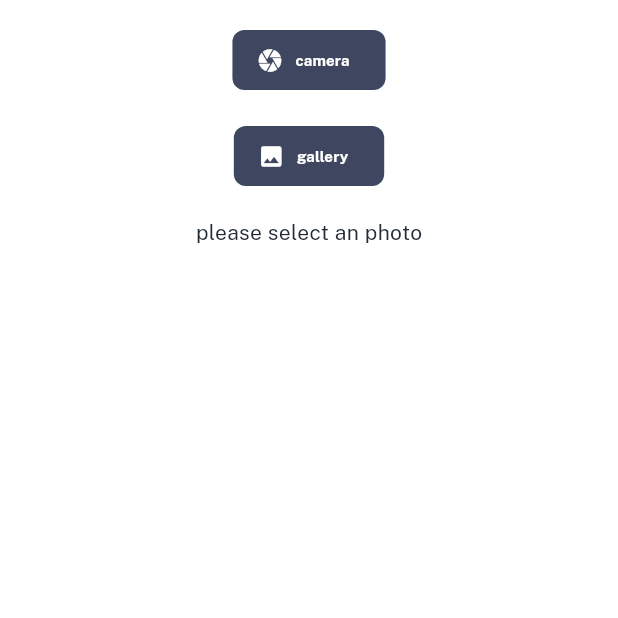
After one commit to abdolmaleki/matin-train, a Flutter app: the PermissionsPage screen opened by its route, after a tap on "camera", on a phone screen of 412 x 824 dp, the top half of it. The commit adds this screen. Run offline on Flutter 3.47's test engine with Material 3 defaults, Android fonts, the phone set to English and light mode, and no system bars; our stand-ins replace auto_route, cached_network_image, dio, equatable, faker, file_picker and 12 more; accounts and stored records are empty; generated files the repository leaves out were written again; network calls fail; project files that could hold a hidden picture were left out.

Commit message:
feat:Implement camera page

```diff
--- a/lib/core/utils/routes/router.dart
+++ b/lib/core/utils/routes/router.dart
@@ -16,5 +16,6 @@ class AppRouter extends $AppRouter {
     AutoRoute(page: LoginRoute.page),
     AutoRoute(page: OtpRoute.page),
     AutoRoute(page: TermsPrivacyRoute.page),
+    AutoRoute(page: PermissionsRoute.page),
   ];
 }
--- /dev/null
+++ b/lib/features/feature_permissions/presentation/pages/permissions_page.dart
@@ -0,0 +1,115 @@
+import 'dart:io';
+
+import 'package:auto_route/annotations.dart';
+import 'package:flutter/material.dart';
+import 'package:image_picker/image_picker.dart';
+import 'package:permission_handler/permission_handler.dart';
+
+@RoutePage()
+class PermissionsPage extends StatefulWidget {
+  const PermissionsPage({super.key});
+
+  @override
+  State<PermissionsPage> createState() => _PermissionsPageState();
+}
+
+class _PermissionsPageState extends State<PermissionsPage> {
+  File? _file;
+  @override
+  Widget build(BuildContext context) {
+    return Scaffold(
+      body: SafeArea(
+        child: Center(
+          child: Column( children: [
+            const SizedBox(height: 16,),
+            ElevatedButton.icon(
+              onPressed: () async {
+                _cameraPermission(context);
+              },
+              icon: const Icon(Icons.camera),
+              label: const Text('camera'),
+            ),
+            const SizedBox(height: 16,),
+            ElevatedButton.icon(
+              onPressed: () {
+                _galleryPermission(context);
+              },
+              icon: const Icon(Icons.image),
+              label: const Text('gallery'),
+            ),
+            const SizedBox(height: 16,),
+
+            Expanded(child: _file!=null?Image.file(_file!):Text('please select an photo'))
+          ]),
+        ),
+      ),
+    );
+  }
+
+  void _cameraPermission(BuildContext context) async {
+    final messenger = ScaffoldMessenger.of(context);
+    PermissionStatus camera = await Permission.camera.request();
+    if (camera == PermissionStatus.granted) {
+      print('gradient');
+      _pickFileFromCamera();
+    }
+    if (camera == PermissionStatus.denied) {
+      print('denied');
+      messenger.showSnackBar(SnackBar(
+        content: const Text('can not access to camera  '),
+        action: SnackBarAction(label: 'open setting', onPressed: () {
+          openAppSettings();
+        }),
+      ));
+    }if(camera == PermissionStatus.limited){
+      print('limited');
+    }if(camera == PermissionStatus.restricted){
+      print('restricted');
+      messenger.showSnackBar(SnackBar(
+        content: const Text('allow us to use camera'),
+        action: SnackBarAction(label: 'open setting', onPressed: () {
+          openAppSettings();
+        }),
+      ));
+    }}
+  void _galleryPermission(BuildContext context) async {
+    final messenger = ScaffoldMessenger.of(context);
+    PermissionStatus gallery = await Permission.photos.request();
+    if (gallery == PermissionStatus.granted) {
+      print('gradient');
+      _pickImageFromGallery();
+    }
+    if (gallery == PermissionStatus.denied) {
+      print('denied');
+      messenger.showSnackBar(SnackBar(
+        content: const Text('can not access to camera  '),
+        action: SnackBarAction(label: 'open setting', onPressed: () {
+          openAppSettings();
+        }),
+      ));
+    }if(gallery == PermissionStatus.limited){
+      print('limited');
+    }if(gallery == PermissionStatus.restricted){
+      print('restricted');
+      messenger.showSnackBar(SnackBar(
+        content: const Text('allow us to use photo'),
+        action: SnackBarAction(label: 'open setting', onPressed: () {
+          openAppSettings();
+        }),
+      ));
+    }}
+  Future _pickImageFromGallery()async{
+    final returnImage = await ImagePicker().pickImage(source: ImageSource.gallery);
+    if(returnImage ==null)return;
+    setState(() {
+      _file = File(returnImage.path);
+    });
+  }
+  Future _pickFileFromCamera()async{
+    final returnImage = await ImagePicker().pickImage(source: ImageSource.camera);
+    if(returnImage==null)return;
+    setState(() {
+      _file = File(returnImage.path);
+    });
+  }
+  }
--- a/lib/features/feature_splash/presentation/pages/splash_page.dart
+++ b/lib/features/feature_splash/presentation/pages/splash_page.dart
@@ -6,6 +6,8 @@ import 'package:team_project/core/utils/assets/app_svg.dart';
 import 'package:team_project/core/utils/constants/theme/colors.dart';
 import 'package:team_project/features/feature_splash/presentation/bloc/splash_bloc.dart';
 import 'package:team_project/features/feature_splash/presentation/bloc/splash_state.dart';
+
+import '../../../../core/utils/routes/router.gr.dart';
 
 @RoutePage()
 class SplashPage extends StatefulWidget {
@@ -72,7 +74,7 @@ class _SplashPageState extends State<SplashPage> {
   void _handleState(SplashState state) {
     if (state is UserInfoLoaded) {
       print("Its Ok");
-      //context.router.replace(const HomeRoute());
+      context.router.replace(const PermissionsRoute());
     }else if(state is SplashError){
       ErrorHandler.handle(context, state.e);
     }
--- a/pubspec.yaml
+++ b/pubspec.yaml
@@ -76,6 +76,7 @@ dependencies:
   # Leaflet map
   flutter_map: ^5.0.0
   latlong2: ^0.9.0
+  permission_handler: ^11.1.0
 
 dev_dependencies:
   build_runner: ^2.4.5
```
Also changed, not shown: lib/core/utils/routes/router.gr.dart, pubspec.lock, 2 other files.
